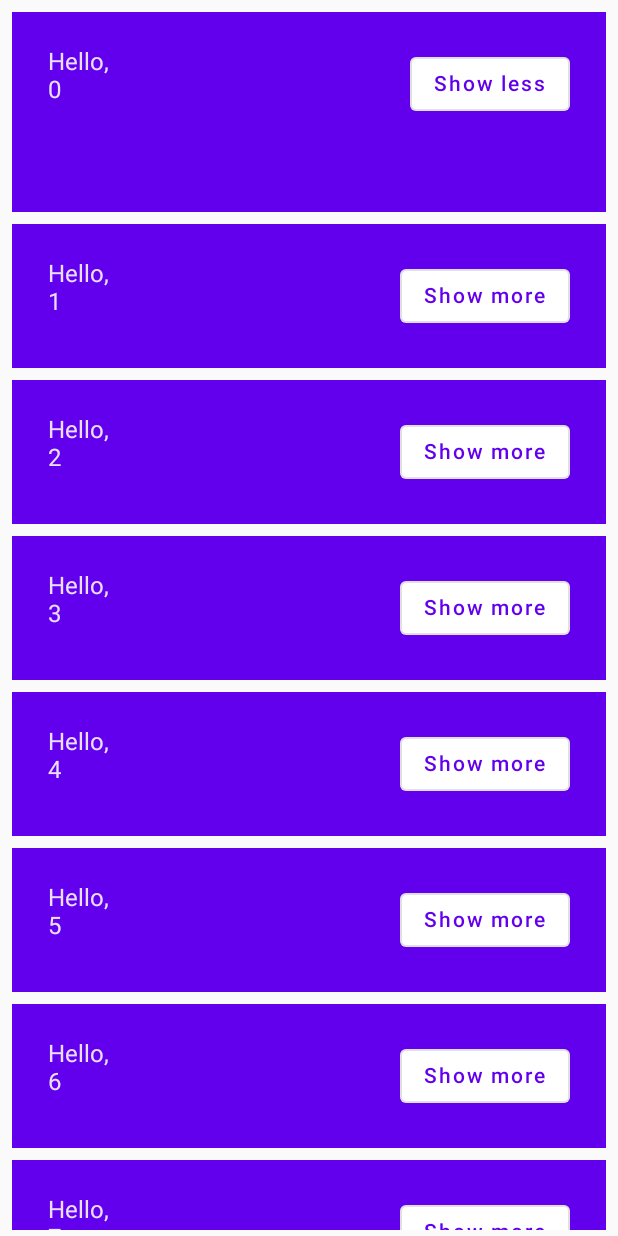
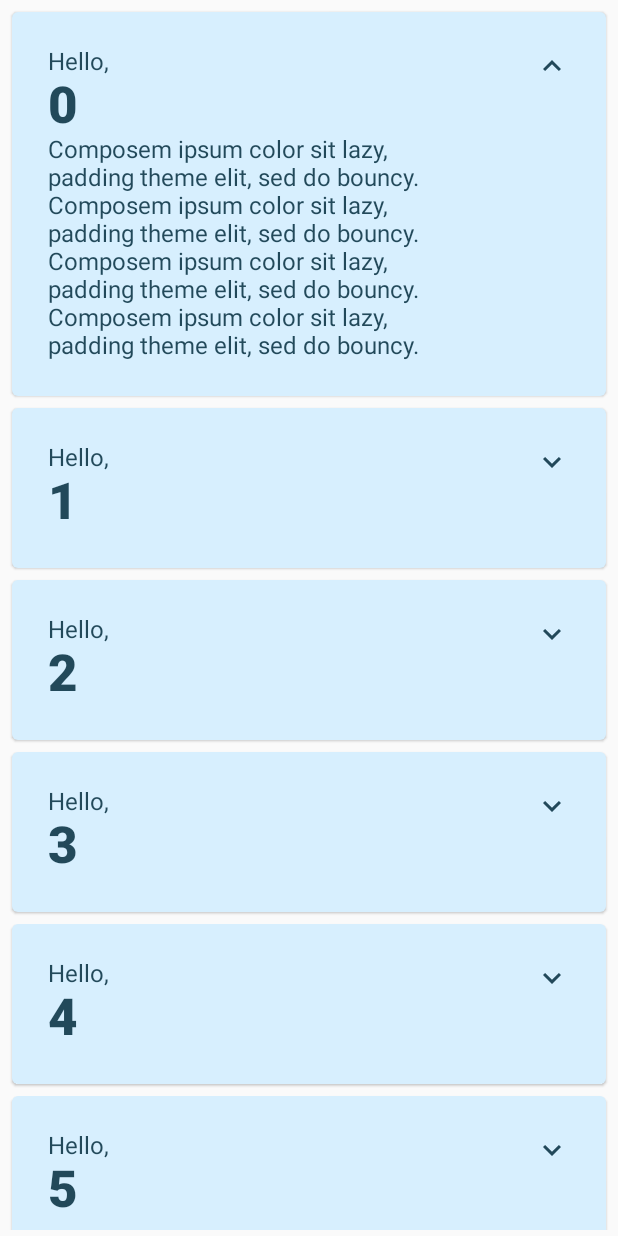
Before and after one commit to Godzuche/Jetpack-Compose-Basics, an Android app built with Jetpack Compose: the screen it shows after launch (MainActivity), after a tap on "Show more", on a phone screen of 412 x 824 dp. Run offline under Robolectric (Android 15) with nearby library versions, the phone set to English and light mode, and no system bars; 1 other tap on this screen came first.

Commit message:
improved on the ui and added finishing touches...

```diff
--- a/app/build.gradle
+++ b/app/build.gradle
@@ -49,8 +49,8 @@ android {
 dependencies {
 
     implementation 'androidx.core:core-ktx:1.7.0'
-    implementation 'androidx.lifecycle:lifecycle-runtime-ktx:2.3.1'
-    implementation 'androidx.activity:activity-compose:1.3.1'
+    implementation 'androidx.lifecycle:lifecycle-runtime-ktx:2.4.1'
+    implementation 'androidx.activity:activity-compose:1.4.0'
     implementation "androidx.compose.ui:ui:$compose_ui_version"
     implementation "androidx.compose.ui:ui-tooling-preview:$compose_ui_version"
     implementation 'androidx.compose.material:material:1.1.1'
@@ -60,4 +60,6 @@ dependencies {
     androidTestImplementation "androidx.compose.ui:ui-test-junit4:$compose_ui_version"
     debugImplementation "androidx.compose.ui:ui-tooling:$compose_ui_version"
     debugImplementation "androidx.compose.ui:ui-test-manifest:$compose_ui_version"
+
+    implementation "androidx.compose.material:material-icons-extended:1.1.1"
 }
--- a/app/src/main/java/com/example/jetpackcomposebasics/MainActivity.kt
+++ b/app/src/main/java/com/example/jetpackcomposebasics/MainActivity.kt
@@ -1,19 +1,25 @@
 package com.example.jetpackcomposebasics
 
+import android.content.res.Configuration.UI_MODE_NIGHT_YES
 import android.os.Bundle
 import androidx.activity.ComponentActivity
 import androidx.activity.compose.setContent
+import androidx.compose.animation.animateContentSize
 import androidx.compose.animation.core.Spring
-import androidx.compose.animation.core.animateDpAsState
 import androidx.compose.animation.core.spring
 import androidx.compose.foundation.layout.*
 import androidx.compose.foundation.lazy.LazyColumn
 import androidx.compose.foundation.lazy.items
 import androidx.compose.material.*
+import androidx.compose.material.icons.Icons
+import androidx.compose.material.icons.filled.ExpandLess
+import androidx.compose.material.icons.filled.ExpandMore
 import androidx.compose.runtime.*
 import androidx.compose.runtime.saveable.rememberSaveable
 import androidx.compose.ui.Alignment
 import androidx.compose.ui.Modifier
+import androidx.compose.ui.res.stringResource
+import androidx.compose.ui.text.font.FontWeight
 import androidx.compose.ui.tooling.preview.Preview
 import androidx.compose.ui.unit.dp
 import com.example.jetpackcomposebasics.ui.theme.JetpackComposeBasicsTheme
@@ -40,15 +46,6 @@ fun MyApp() {
 }
 
 @Composable
-fun Greetings(names: List<String> = List(1000) { "$it" }) {
-    LazyColumn(modifier = Modifier.padding(vertical = 4.dp)) {
-        items(items = names) { name ->
-            Greeting(name = name)
-        }
-    }
-}
-
-@Composable
 fun OnboardingScreen(onContinueClicked: () -> Unit) {
     var shouldShowOnboarding by remember { mutableStateOf(true) }
     Surface {
@@ -59,7 +56,7 @@ fun OnboardingScreen(onContinueClicked: () -> Unit) {
         ) {
             Text(text = "Welcome to the Compose Basics Codelab!")
             Button(
-                modifier = Modifier.padding(24.dp),
+                modifier = Modifier.padding(vertical = 24.dp),
                 onClick = onContinueClicked
             ) {
                 Text(text = "Continue")
@@ -69,33 +66,69 @@ fun OnboardingScreen(onContinueClicked: () -> Unit) {
 }
 
 @Composable
+fun Greetings(names: List<String> = List(1000) { "$it" }) {
+    LazyColumn(modifier = Modifier.padding(vertical = 4.dp)) {
+        items(items = names) { name ->
+            Greeting(name = name)
+        }
+    }
+}
+
+@Composable
 fun Greeting(name: String) {
-    var expanded by rememberSaveable {
-        mutableStateOf(false)
+    Card(
+        backgroundColor = MaterialTheme.colors.primary,
+        modifier = Modifier.padding(vertical = 4.dp, horizontal = 8.dp)
+    ) {
+        CardContent(name)
     }
-    val extraPadding by animateDpAsState(
-        targetValue = if (expanded) 48.dp else 0.dp,
+}
+
+@Composable
+fun CardContent(name: String) {
+    var expanded by rememberSaveable { mutableStateOf(false) }
+
+    Row(
+        modifier = Modifier
+            .padding(all = 12.dp)
+            .animateContentSize(
                 animationSpec = spring(
                     dampingRatio = Spring.DampingRatioMediumBouncy,
                     stiffness = Spring.StiffnessLow
                 )
             )
-    Surface(
-        color = MaterialTheme.colors.primary,
-        modifier = Modifier.padding(vertical = 4.dp, horizontal = 8.dp)
     ) {
-        Row(modifier = Modifier.padding(all = 24.dp)) {
         Column(
             modifier = Modifier
                 .weight(1f)
-                    .padding(bottom = extraPadding.coerceAtLeast(0.dp))
+                .padding(12.dp)
         ) {
             Text(text = "Hello,")
-                Text(text = name)
+            Text(
+                text = name,
+                style = MaterialTheme.typography.h4.copy(
+                    fontWeight = FontWeight.ExtraBold
+                )
+            )
+            if (expanded) {
+                Text(
+                    text = ("Composem ipsum color sit lazy, " +
+                            "padding theme elit, sed do bouncy. ").repeat(4)
+                )
             }
-            OutlinedButton(onClick = { expanded = !expanded }) {
-                Text(if (expanded) "Show less" else "Show more")
         }
+        IconButton(
+            modifier = Modifier.padding(start = 24.dp),
+            onClick = { expanded = !expanded }
+        ) {
+            Icon(
+                imageVector = if (expanded) Icons.Filled.ExpandLess else Icons.Filled.ExpandMore,
+                contentDescription = if (expanded) {
+                    stringResource(R.string.show_less)
+                } else {
+                    stringResource(R.string.show_more)
+                }
+            )
         }
     }
 }
@@ -108,7 +141,13 @@ fun OnboardingPreview() {
     }
 }
 
-@Preview(showBackground = true, widthDp = 320, heightDp = 320)
+@Preview(
+    showBackground = true,
+    widthDp = 320,
+    uiMode = UI_MODE_NIGHT_YES,
+    name = "GreetingsPreviewDark"
+)
+@Preview(showBackground = true, widthDp = 320)
 @Composable
 fun GreetingsPreview() {
     JetpackComposeBasicsTheme {
--- a/app/src/main/java/com/example/jetpackcomposebasics/ui/theme/Color.kt
+++ b/app/src/main/java/com/example/jetpackcomposebasics/ui/theme/Color.kt
@@ -6,3 +6,8 @@ val Purple200 = Color(0xFFBB86FC)
 val Purple500 = Color(0xFF6200EE)
 val Purple700 = Color(0xFF3700B3)
 val Teal200 = Color(0xFF03DAC5)
+
+val Navy = Color(0xFF073042)
+val Blue = Color(0xFF4285F4)
+val LightBlue = Color(0xFFD7EFFE)
+val Chartreuse = Color(0xFFEFF7CF)
--- a/app/src/main/java/com/example/jetpackcomposebasics/ui/theme/Theme.kt
+++ b/app/src/main/java/com/example/jetpackcomposebasics/ui/theme/Theme.kt
@@ -5,26 +5,20 @@ import androidx.compose.material.MaterialTheme
 import androidx.compose.material.darkColors
 import androidx.compose.material.lightColors
 import androidx.compose.runtime.Composable
+import androidx.compose.ui.graphics.Color
 
 private val DarkColorPalette = darkColors(
-    primary = Purple200,
-    primaryVariant = Purple700,
-    secondary = Teal200
+    surface = Blue,
+    onSurface = Navy,
+    primary = Navy,
+    onPrimary = Chartreuse
 )
 
 private val LightColorPalette = lightColors(
-    primary = Purple500,
-    primaryVariant = Purple700,
-    secondary = Teal200
-
-    /* Other default colors to override
-    background = Color.White,
-    surface = Color.White,
-    onPrimary = Color.White,
-    onSecondary = Color.Black,
-    onBackground = Color.Black,
-    onSurface = Color.Black,
-    */
+    primary = LightBlue,
+    onPrimary = Navy,
+    surface = Blue,
+    onSurface = Color.White
 )
 
 @Composable
--- a/app/src/main/res/values/strings.xml
+++ b/app/src/main/res/values/strings.xml
@@ -1,3 +1,6 @@
 <resources>
     <string name="app_name">Jetpack Compose Basics</string>
+    <string name="show_less">Show less</string>
+    <string name="show_more">Show more</string>
+    <string name="dummy_text">Lorem ipsum dolor sit amet, consectetur adipiscing elit, sed do eiusmod tempor incididunt ut labore et dolore magna aliqua. Ut enim ad minim veniam, quis nostrud exercitation ullamco laboris nisi ut aliquip ex ea commodo consequat. Duis aute irure dolor in reprehenderit in voluptate velit esse cillum dolore eu fugiat nulla pariatur. Excepteur sint occaecat cupidatat non proident, sunt in culpa qui officia deserunt mollit anim id est laborum.</string>
 </resources>
```
Lines whose indentation alone changed are shown as unchanged.
